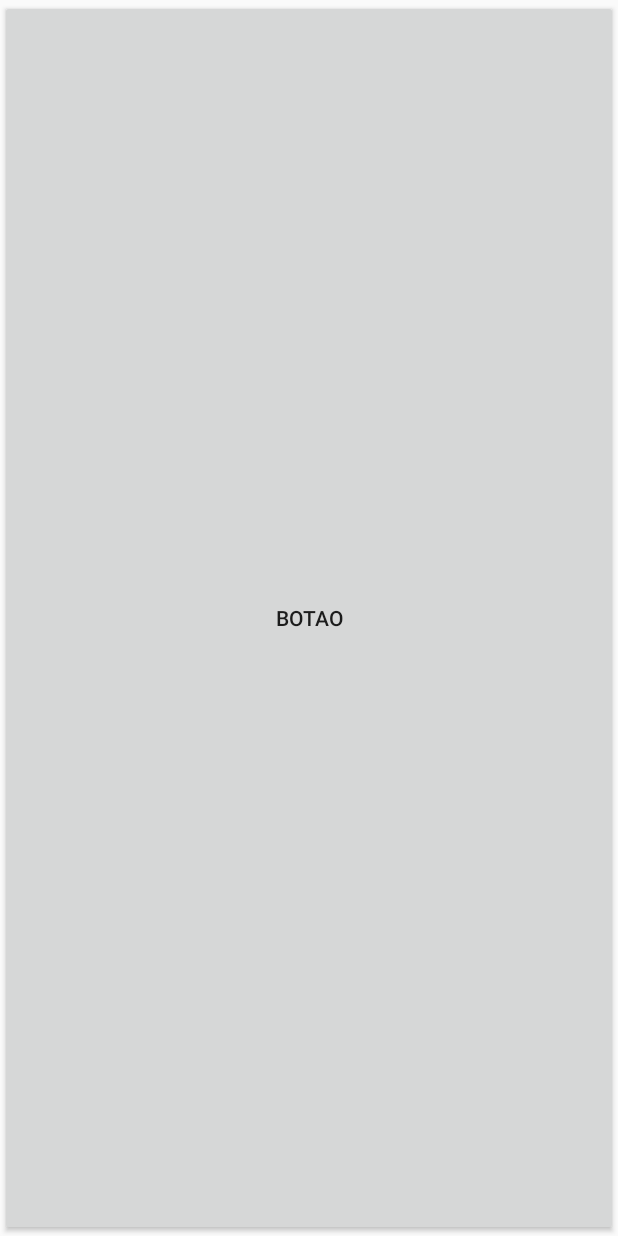
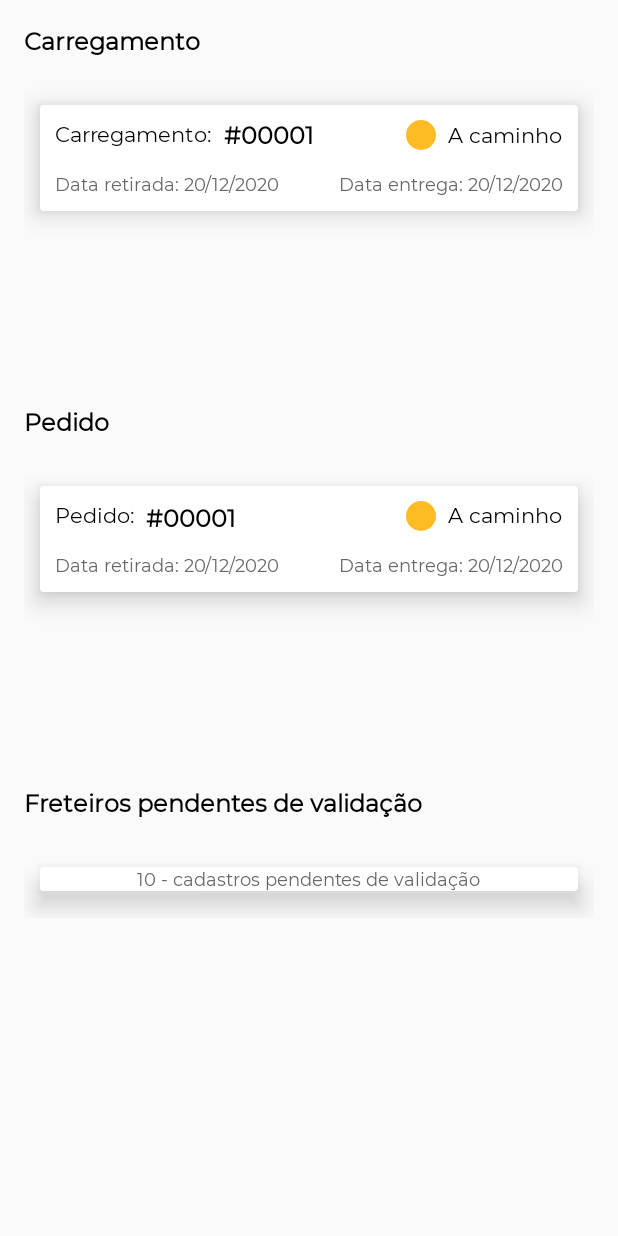
Before and after one commit to DenisLima/rtt_express_empresa, an Android app: the layout fragment_home.xml on its own in the app's theme, with its tools: preview values and no code run, on a phone screen of 412 x 824 dp. Run offline under Robolectric (Android 15) with nearby library versions, the phone set to English and light mode, and no system bars.

Commit message:
Layout_Construction_Home

```diff
--- a/presentation/src/main/java/com/android/presentation/home/HomeFragment.kt
+++ b/presentation/src/main/java/com/android/presentation/home/HomeFragment.kt
@@ -25,9 +25,6 @@ class HomeFragment: BaseFragment() {
     override fun onViewCreated(view: View, savedInstanceState: Bundle?) {
         super.onViewCreated(view, savedInstanceState)
 
-        btnTest.setOnClickListener {
-            navController
-                .navigate(R.id.action_homeFragment_to_homeFragmentTest)
-        }
+
     }
 }
--- /dev/null
+++ b/presentation/src/main/res/drawable/circle_orange.xml
@@ -0,0 +1,12 @@
+<?xml version="1.0" encoding="utf-8"?>
+<shape
+    xmlns:android="http://schemas.android.com/apk/res/android"
+    android:shape="oval">
+
+    <solid
+        android:color="@color/orange_ffbb24"/>
+
+    <size
+        android:width="120dp"
+        android:height="120dp"/>
+</shape>
--- a/presentation/src/main/res/layout/fragment_home.xml
+++ b/presentation/src/main/res/layout/fragment_home.xml
@@ -1,12 +1,86 @@
 <?xml version="1.0" encoding="utf-8"?>
-<androidx.constraintlayout.widget.ConstraintLayout
-    xmlns:android="http://schemas.android.com/apk/res/android" android:layout_width="match_parent"
-    android:layout_height="match_parent">
+<androidx.constraintlayout.widget.ConstraintLayout xmlns:android="http://schemas.android.com/apk/res/android"
+    xmlns:app="http://schemas.android.com/apk/res-auto"
+    android:layout_width="match_parent"
+    android:layout_height="match_parent"
+    xmlns:tools="http://schemas.android.com/tools">
 
-    <Button
-        android:id="@+id/btnTest"
-        android:text="Botao"
+    <TextView
+        android:id="@+id/tvTitleLoading"
+        android:layout_width="wrap_content"
+        android:layout_height="wrap_content"
+        android:fontFamily="@font/montserrat_regular"
+        android:text="Carregamento"
+        android:textColor="@color/colorPrimaryDark"
+        android:textSize="16sp"
+        android:textStyle="bold"
+        android:layout_marginTop="16dp"
+        android:layout_marginStart="16dp"
+        app:layout_constraintStart_toStartOf="parent"
+        app:layout_constraintTop_toTopOf="parent" />
+
+    <androidx.recyclerview.widget.RecyclerView
+        android:id="@+id/rvHomeLoading"
         android:layout_width="match_parent"
-        android:layout_height="match_parent"/>
+        android:layout_height="200dp"
+        android:layout_marginTop="16dp"
+        android:layout_marginStart="16dp"
+        android:layout_marginEnd="16dp"
+        app:layout_constraintTop_toBottomOf="@+id/tvTitleLoading"
+        tools:listitem="@layout/item_home_loading"
+        />
+
+    <TextView
+        android:id="@+id/tvTitleLoadingPedido"
+        android:layout_width="wrap_content"
+        android:layout_height="wrap_content"
+        android:layout_marginStart="16dp"
+        android:fontFamily="@font/montserrat_regular"
+        android:text="Pedido"
+        android:textColor="@color/colorPrimaryDark"
+        android:layout_marginTop="16dp"
+        android:textSize="16sp"
+        android:textStyle="bold"
+        app:layout_constraintStart_toStartOf="parent"
+        app:layout_constraintTop_toBottomOf="@+id/rvHomeLoading" />
+
+    <androidx.recyclerview.widget.RecyclerView
+        android:id="@+id/rvHomeLoadingPedido"
+        android:layout_width="match_parent"
+        android:layout_height="200dp"
+        android:layout_marginTop="16dp"
+        android:layout_marginStart="16dp"
+        android:layout_marginEnd="16dp"
+        app:layout_constraintTop_toBottomOf="@+id/tvTitleLoadingPedido"
+        tools:layout_editor_absoluteX="16dp"
+        tools:listitem="@layout/item_home_loading_pedido" />
+
+    <TextView
+        android:id="@+id/tvTitleLoadingFreteiros"
+        android:layout_width="wrap_content"
+        android:layout_height="wrap_content"
+        android:layout_marginStart="16dp"
+        android:fontFamily="@font/montserrat_regular"
+        android:text="Freteiros pendentes de validação"
+        android:textColor="@color/colorPrimaryDark"
+        android:layout_marginTop="16dp"
+        android:textSize="16sp"
+        android:textStyle="bold"
+        app:layout_constraintStart_toStartOf="parent"
+        app:layout_constraintTop_toBottomOf="@+id/rvHomeLoadingPedido" />
+
+    <androidx.recyclerview.widget.RecyclerView
+        android:id="@+id/rvTitleLoadingFreteiros"
+        android:layout_width="match_parent"
+        android:layout_height="50dp"
+        android:layout_marginTop="16dp"
+        android:layout_marginStart="16dp"
+        android:layout_marginEnd="16dp"
+        app:layout_constraintTop_toBottomOf="@+id/tvTitleLoadingFreteiros"
+        tools:layout_editor_absoluteX="16dp"
+        tools:listitem="@layout/item_home_loading_freteiros" />
+
+
+
 
 </androidx.constraintlayout.widget.ConstraintLayout>
--- /dev/null
+++ b/presentation/src/main/res/layout/item_home_loading.xml
@@ -0,0 +1,106 @@
+<?xml version="1.0" encoding="utf-8"?>
+
+<LinearLayout xmlns:app="http://schemas.android.com/apk/res-auto"
+    android:orientation="horizontal"
+    xmlns:android="http://schemas.android.com/apk/res/android"
+    android:layout_width="match_parent"
+    android:layout_height="match_parent">
+
+    <androidx.cardview.widget.CardView
+        android:id="@+id/cvItemHomeLoading"
+        android:layout_width="match_parent"
+        android:layout_height="wrap_content"
+        app:cardElevation="10dp"
+        android:elevation="8dp"
+        app:cardUseCompatPadding="true"
+       >
+       <androidx.constraintlayout.widget.ConstraintLayout
+           android:id="@+id/clItemHomeLoading"
+           android:layout_width="match_parent"
+           android:layout_height="wrap_content"
+           >
+
+           <TextView
+               android:id="@+id/tvItemTitleCardHomeLoading"
+               android:layout_width="wrap_content"
+               android:layout_height="wrap_content"
+               android:fontFamily="@font/montserrat_regular"
+               android:text="Carregamento:"
+               android:textColor="@color/colorPrimaryDark"
+               android:textSize="14sp"
+               android:layout_marginTop="10dp"
+               android:layout_marginStart="10dp"
+               app:layout_constraintStart_toStartOf="parent"
+               app:layout_constraintTop_toTopOf="parent" />
+
+           <TextView
+               android:id="@+id/tvLoadingNumber"
+               android:layout_width="wrap_content"
+               android:layout_height="wrap_content"
+               android:fontFamily="@font/montserrat_regular"
+               android:text="#00001"
+               android:textColor="@color/colorPrimaryDark"
+               android:textSize="16sp"
+               android:textStyle="bold"
+               android:layout_marginStart="8dp"
+               app:layout_constraintBottom_toBottomOf="@+id/tvItemTitleCardHomeLoading"
+               app:layout_constraintStart_toEndOf="@+id/tvItemTitleCardHomeLoading"
+               app:layout_constraintTop_toTopOf="@+id/tvItemTitleCardHomeLoading" />
+
+           <TextView
+               android:id="@+id/tvLoadingDate"
+               android:layout_width="wrap_content"
+               android:layout_height="wrap_content"
+               android:layout_marginStart="10dp"
+               android:layout_marginTop="16dp"
+               android:layout_marginBottom="10dp"
+               android:fontFamily="@font/montserrat_regular"
+               android:text="Data retirada: 20/12/2020"
+               android:textColor="@color/cinza_676767"
+               android:textSize="12sp"
+               app:layout_constraintBottom_toBottomOf="parent"
+               app:layout_constraintStart_toStartOf="parent"
+               app:layout_constraintTop_toBottomOf="@+id/tvItemTitleCardHomeLoading" />
+
+           <ImageView
+               android:id="@+id/ivStatusLoading"
+               android:layout_width="20dp"
+               android:layout_height="20dp"
+               android:src="@drawable/circle_orange"
+               android:layout_marginEnd="8dp"
+               app:layout_constraintBottom_toBottomOf="@+id/tvLoadingNumber"
+               app:layout_constraintEnd_toStartOf="@+id/tvStatusText"
+               app:layout_constraintTop_toTopOf="@+id/tvLoadingNumber" />
+
+           <TextView
+               android:id="@+id/tvStatusText"
+               android:layout_width="wrap_content"
+               android:layout_height="wrap_content"
+               android:fontFamily="@font/montserrat_regular"
+               android:text="A caminho"
+               android:layout_marginEnd="10dp"
+               android:textColor="@color/colorPrimaryDark"
+               android:textSize="14sp"
+               app:layout_constraintBottom_toBottomOf="@+id/ivStatusLoading"
+               app:layout_constraintEnd_toEndOf="parent"
+               app:layout_constraintTop_toTopOf="@+id/ivStatusLoading" />
+
+           <TextView
+               android:id="@+id/tvLoadingDelivery"
+               android:layout_width="wrap_content"
+               android:layout_height="wrap_content"
+               android:fontFamily="@font/montserrat_regular"
+               android:text="Data entrega: 20/12/2020"
+               android:textColor="@color/cinza_676767"
+               android:textSize="12sp"
+               android:layout_marginEnd="10dp"
+               app:layout_constraintBottom_toBottomOf="@+id/tvLoadingDate"
+               app:layout_constraintEnd_toEndOf="parent"
+               app:layout_constraintTop_toTopOf="@+id/tvLoadingDate" />
+
+
+       </androidx.constraintlayout.widget.ConstraintLayout>
+
+    </androidx.cardview.widget.CardView>
+
+</LinearLayout>
--- /dev/null
+++ b/presentation/src/main/res/layout/item_home_loading_freteiros.xml
@@ -0,0 +1,42 @@
+<?xml version="1.0" encoding="utf-8"?>
+
+<LinearLayout xmlns:app="http://schemas.android.com/apk/res-auto"
+    android:orientation="horizontal"
+    xmlns:android="http://schemas.android.com/apk/res/android"
+    android:layout_width="match_parent"
+    android:layout_height="match_parent">
+
+    <androidx.cardview.widget.CardView
+        android:id="@+id/cvItemHomeLoadingFreteiros"
+        android:layout_width="match_parent"
+        android:layout_height="wrap_content"
+        app:cardElevation="10dp"
+        android:elevation="8dp"
+        app:cardUseCompatPadding="true"
+        >
+        <androidx.constraintlayout.widget.ConstraintLayout
+            android:id="@+id/clItemHomeLoadingFreteiros"
+            android:layout_width="match_parent"
+            android:layout_height="wrap_content"
+            >
+
+            <TextView
+                android:id="@+id/tvLoadingDateFreteiros"
+                android:layout_width="wrap_content"
+                android:layout_height="wrap_content"
+                android:layout_marginTop="16dp"
+                android:fontFamily="@font/montserrat_regular"
+                android:text="10 - cadastros pendentes de validação"
+                android:textColor="@color/cinza_676767"
+                android:textSize="12sp"
+                app:layout_constraintEnd_toEndOf="parent"
+                app:layout_constraintStart_toStartOf="parent"
+                app:layout_constraintTop_toBottomOf="@+id/tvItemTitleCardHomeLoadingFreteiros" />
+
+
+
+        </androidx.constraintlayout.widget.ConstraintLayout>
+
+    </androidx.cardview.widget.CardView>
+
+</LinearLayout>
--- /dev/null
+++ b/presentation/src/main/res/layout/item_home_loading_pedido.xml
@@ -0,0 +1,106 @@
+<?xml version="1.0" encoding="utf-8"?>
+
+<LinearLayout xmlns:app="http://schemas.android.com/apk/res-auto"
+    android:orientation="horizontal"
+    xmlns:android="http://schemas.android.com/apk/res/android"
+    android:layout_width="match_parent"
+    android:layout_height="match_parent">
+
+    <androidx.cardview.widget.CardView
+        android:id="@+id/cvItemHomeLoadingPedido"
+        android:layout_width="match_parent"
+        android:layout_height="wrap_content"
+        app:cardElevation="10dp"
+        android:elevation="8dp"
+        app:cardUseCompatPadding="true"
+        >
+        <androidx.constraintlayout.widget.ConstraintLayout
+            android:id="@+id/clItemHomeLoadingPedido"
+            android:layout_width="match_parent"
+            android:layout_height="wrap_content"
+            >
+
+            <TextView
+                android:id="@+id/tvItemTitleCardHomeLoadingPedido"
+                android:layout_width="wrap_content"
+                android:layout_height="wrap_content"
+                android:fontFamily="@font/montserrat_regular"
+                android:text="Pedido:"
+                android:textColor="@color/colorPrimaryDark"
+                android:textSize="14sp"
+                android:layout_marginTop="10dp"
+                android:layout_marginStart="10dp"
+                app:layout_constraintStart_toStartOf="parent"
+                app:layout_constraintTop_toTopOf="parent" />
+
+            <TextView
+                android:id="@+id/tvLoadingNumberPedido"
+                android:layout_width="wrap_content"
+                android:layout_height="wrap_content"
+                android:fontFamily="@font/montserrat_regular"
+                android:text="#00001"
+                android:textColor="@color/colorPrimaryDark"
+                android:textSize="16sp"
+                android:textStyle="bold"
+                android:layout_marginStart="8dp"
+                app:layout_constraintBottom_toBottomOf="@+id/tvItemTitleCardHomeLoading"
+                app:layout_constraintStart_toEndOf="@+id/tvItemTitleCardHomeLoadingPedido"
+                app:layout_constraintTop_toTopOf="@+id/tvItemTitleCardHomeLoadingPedido" />
+
+            <TextView
+                android:id="@+id/tvLoadingDatePedido"
+                android:layout_width="wrap_content"
+                android:layout_height="wrap_content"
+                android:layout_marginStart="10dp"
+                android:layout_marginTop="16dp"
+                android:layout_marginBottom="10dp"
+                android:fontFamily="@font/montserrat_regular"
+                android:text="Data retirada: 20/12/2020"
+                android:textColor="@color/cinza_676767"
+                android:textSize="12sp"
+                app:layout_constraintBottom_toBottomOf="parent"
+                app:layout_constraintStart_toStartOf="parent"
+                app:layout_constraintTop_toBottomOf="@+id/tvItemTitleCardHomeLoadingPedido" />
+
+            <ImageView
+                android:id="@+id/ivStatusLoadingPedido"
+                android:layout_width="20dp"
+                android:layout_height="20dp"
+                android:src="@drawable/circle_orange"
+                android:layout_marginEnd="8dp"
+                app:layout_constraintBottom_toBottomOf="@+id/tvLoadingNumber"
+                app:layout_constraintEnd_toStartOf="@+id/tvStatusTextPedido"
+                app:layout_constraintTop_toTopOf="@+id/tvLoadingNumberPedido" />
+
+            <TextView
+                android:id="@+id/tvStatusTextPedido"
+                android:layout_width="wrap_content"
+                android:layout_height="wrap_content"
+                android:fontFamily="@font/montserrat_regular"
+                android:text="A caminho"
+                android:layout_marginEnd="10dp"
+                android:textColor="@color/colorPrimaryDark"
+                android:textSize="14sp"
+                app:layout_constraintBottom_toBottomOf="@+id/ivStatusLoading"
+                app:layout_constraintEnd_toEndOf="parent"
+                app:layout_constraintTop_toTopOf="@+id/ivStatusLoadingPedido" />
+
+            <TextView
+                android:id="@+id/tvLoadingDeliveryPedido"
+                android:layout_width="wrap_content"
+                android:layout_height="wrap_content"
+                android:fontFamily="@font/montserrat_regular"
+                android:text="Data entrega: 20/12/2020"
+                android:textColor="@color/cinza_676767"
+                android:textSize="12sp"
+                android:layout_marginEnd="10dp"
+                app:layout_constraintBottom_toBottomOf="@+id/tvLoadingDatePedido"
+                app:layout_constraintEnd_toEndOf="parent"
+                app:layout_constraintTop_toTopOf="@+id/tvLoadingDatePedido" />
+
+
+        </androidx.constraintlayout.widget.ConstraintLayout>
+
+    </androidx.cardview.widget.CardView>
+
+</LinearLayout>
--- a/presentation/src/main/res/values/colors.xml
+++ b/presentation/src/main/res/values/colors.xml
@@ -8,6 +8,7 @@
     <color name="cinza_claro">#f5f5f5</color>
     <color name="cinza_f2f2f2">#f2f2f2</color>
     <color name="cinza_676767">#676767</color>
+    <color name="cinza_aca7a7">#aca7a7</color>
 
     <!-- Escala de preto -->
     <color name="black_alpha50">#7b000000</color>
@@ -15,4 +16,6 @@
     <!-- Escala de vermelho -->
     <color name="red_light">#FCC7C7</color>
 
+    <!-- Escala de laranja -->
+    <color name="orange_ffbb24">#FFBB24</color>
 </resources>
```
